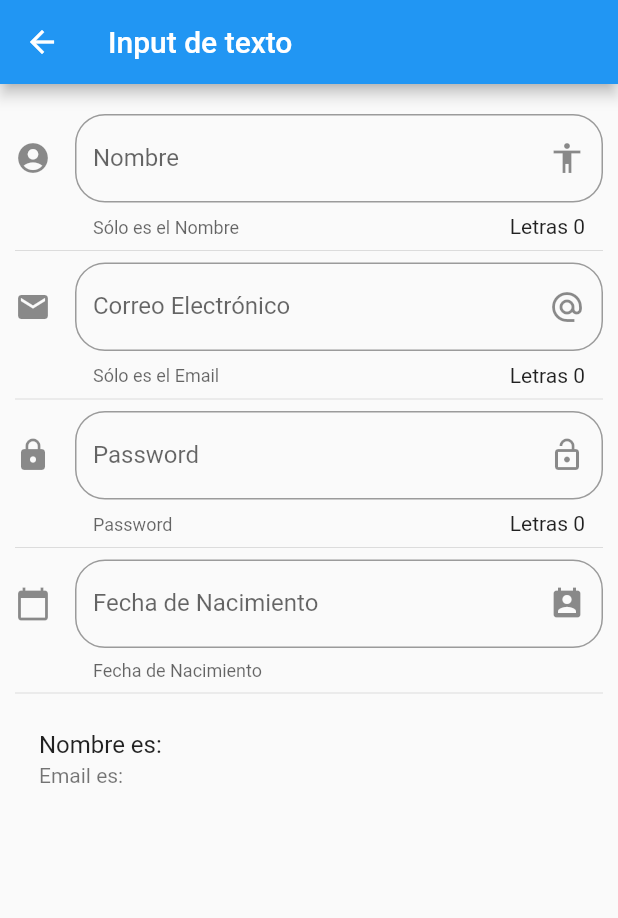
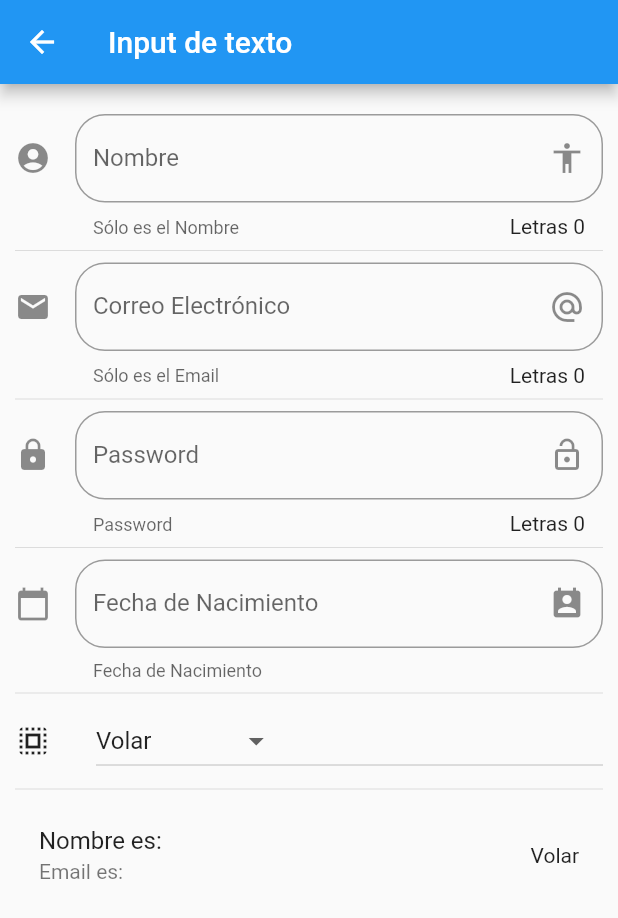
Before and after one commit to kkevin7/flutter_components, a Flutter app: the InputPage screen opened by its route, on a phone screen of 412 x 824 dp. Shown: the top 918 px of the screen. Run offline on Flutter 3.47's test engine with Material 2 defaults, Android fonts, the phone set to English and light mode, and no system bars.

Commit message:
Using Dropdown and DropdownMenuItem

```diff
--- a/lib/src/pages/input_page.dart
+++ b/lib/src/pages/input_page.dart
@@ -10,6 +10,9 @@ class _InputPageState extends State<InputPage> {
   String _email = '';
   String _password = '';
   String _fecha = '';
+  String _opcionSeleccionada = 'Volar';
+
+  List _poderes = ['Volar', 'Rayos X', 'Super Aliento', 'Super fuerza'];
 
   TextEditingController _inputFieldDateController = new TextEditingController();
 
@@ -29,6 +32,8 @@ class _InputPageState extends State<InputPage> {
           crearPassword(),
           Divider(),
           crearFecha(context),
+          Divider(),
+          crearDropdowm(),
           Divider(),
           _crearPesona(),
         ],
@@ -61,6 +66,7 @@ class _InputPageState extends State<InputPage> {
     return ListTile(
       title: Text('Nombre es: $_nombre'),
       subtitle: Text('Email es: $_email'),
+      trailing: Text(_opcionSeleccionada),
     );
   }
 
@@ -127,14 +133,46 @@ class _InputPageState extends State<InputPage> {
         initialDate: new DateTime.now(),
         firstDate: new DateTime(2018),
         lastDate: new DateTime(2025),
-        locale: Locale('es', 'ES')
-        );
+        locale: Locale('es', 'ES'));
 
-        if(picked != null){
-          setState(() {
-            _fecha = picked.toString();
-            _inputFieldDateController.text = _fecha;
-          });
-        }
+    if (picked != null) {
+      setState(() {
+        _fecha = picked.toString();
+        _inputFieldDateController.text = _fecha;
+      });
+    }
+  }
+
+  List<DropdownMenuItem<String>> getOpcionesDropdown() {
+    List<DropdownMenuItem<String>> lista = new List();
+    _poderes.forEach((poder) {
+      lista.add(DropdownMenuItem(
+        child: Text(poder),
+        value: poder,
+      ));
+    });
+    return lista;
+  }
+
+  Widget crearDropdowm() {
+    return Row(
+      children: <Widget>[
+        Icon(Icons.select_all),
+        SizedBox(
+          width: 30.0,
+        ),
+        Expanded(
+          child: DropdownButton(
+            value: _opcionSeleccionada,
+            items: getOpcionesDropdown(),
+            onChanged: (opt) {
+              setState(() {
+                _opcionSeleccionada = opt;
+              });
+            },
+          ),
+        ),
+      ],
+    );
   }
 }
```
